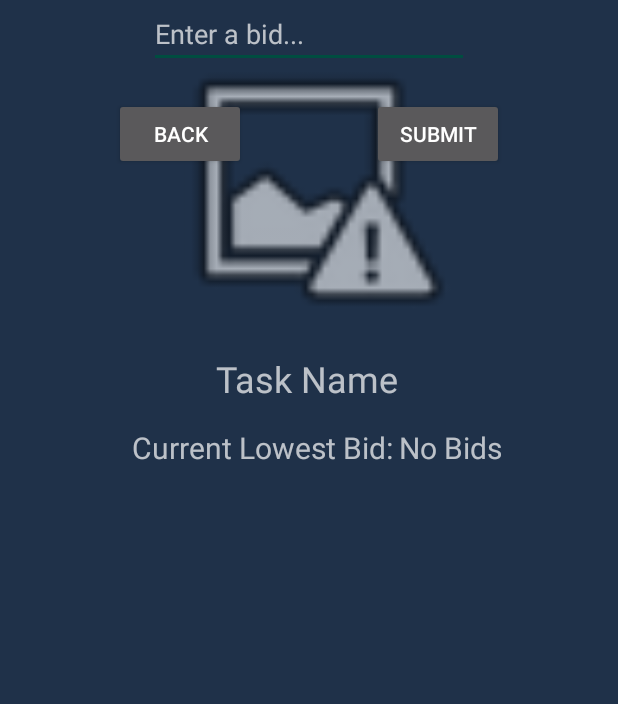
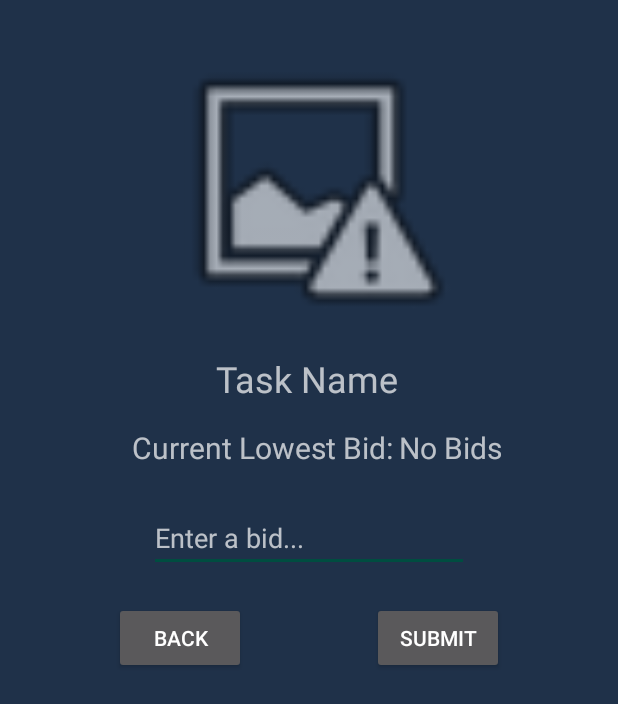
Before and after one commit to CMPUT301W18T07/TaskAsker, an Android app: the BidOnTaskActivity screen opened directly, with no data from a screen before it, on a phone screen of 412 x 824 dp. Shown: the top 704 px of the screen. Run offline under Robolectric (Android 15) with nearby library versions, the phone set to English and light mode, and no system bars; 2 statements that could not run were skipped.

Commit message:
Few UI changes and color to lists

```diff
--- a/app/src/main/java/com/cmput301w18t07/taskasker/TaskListAdapter.java
+++ b/app/src/main/java/com/cmput301w18t07/taskasker/TaskListAdapter.java
@@ -99,7 +99,11 @@ public class TaskListAdapter extends BaseAdapter{
         TextView taskStatus = v.findViewById(R.id.textStatus);
 
         taskTitle.setText(taskArrayList.get(position).getName());
-        taskStatus.setText(taskArrayList.get(position).getStatus());
+        String status = taskArrayList.get(position).getStatus();
+        taskStatus.setText(status);
+        if (status.equals("Bidded")) {
+            taskStatus.setBackgroundResource(R.color.bidded_background);
+        }
 
         v.setTag(taskArrayList.get(position).getName());
         return v;
--- a/app/src/main/res/layout/activity_bid_on_task.xml
+++ b/app/src/main/res/layout/activity_bid_on_task.xml
@@ -63,12 +63,13 @@
         android:layout_height="wrap_content"
         android:layout_marginEnd="8dp"
         android:layout_marginStart="8dp"
+        android:layout_marginTop="24dp"
         android:ems="10"
         android:hint="Enter a bid..."
         android:inputType="textPersonName"
         app:layout_constraintEnd_toEndOf="parent"
         app:layout_constraintStart_toStartOf="parent"
-        tools:layout_editor_absoluteY="343dp" />
+        app:layout_constraintTop_toBottomOf="@+id/lowestBidText" />
 
     <Button
         android:id="@+id/backButton"
--- a/app/src/main/res/values/colors.xml
+++ b/app/src/main/res/values/colors.xml
@@ -6,4 +6,5 @@
     <color name="ERRORCOLOR">#FF0000</color>
     <color name="background_material_light">#141534</color>
     <color name="background_material_dark">#1f3149</color>
+    <color name="bidded_background">#70747a</color>
 </resources>
```
